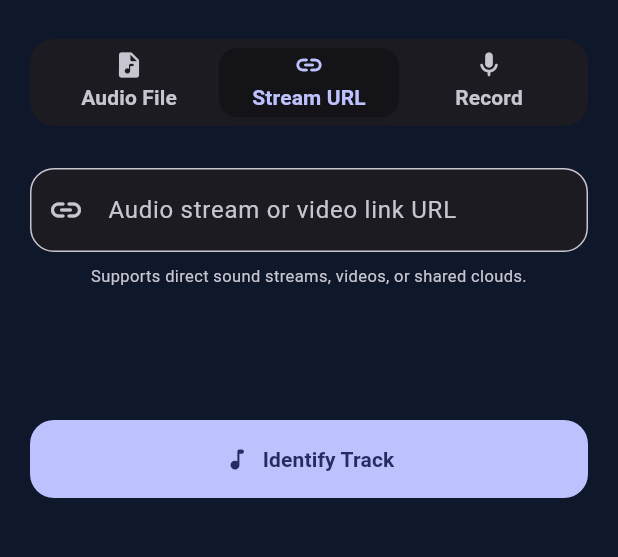
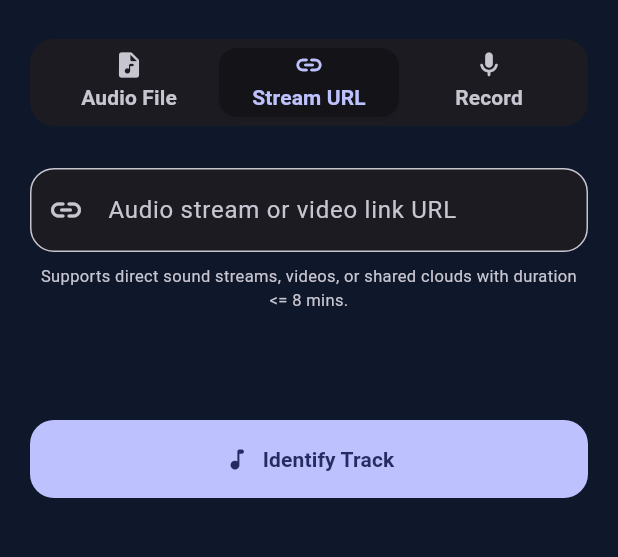
Before and after one commit to Henrycoding-design/Music-Detector-Flutter, a Flutter app: the screen it shows after launch, tab 2 chosen, on a phone screen of 412 x 824 dp, the part 63-620 px from its top. Run offline on Flutter 3.47's test engine with Material 3 defaults, Android fonts, the phone set to English and light mode, and no system bars; our stand-ins replace file_picker, permission_handler, shared_preferences; missing offline and left inert: record.

Commit message:
update: UI Notes on URL tab input to remind user of the new 8 mins cap for url vids duration

```diff
--- a/lib/screens/recognition_page.dart
+++ b/lib/screens/recognition_page.dart
@@ -602,7 +602,7 @@ class _RecognitionPageState extends State<RecognitionPage>
                     ),
                     const SizedBox(height: 8),
                     Text(
-                      "Supports direct sound streams, videos, or shared clouds.",
+                      "Supports direct sound streams, videos, or shared clouds with duration <= 8 mins.",
                       style: TextStyle(
                           color: theme.colorScheme.onSurfaceVariant,
                           fontSize: 11),
```
